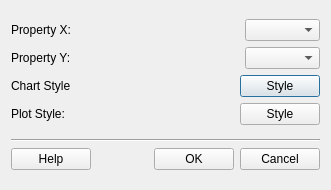
First picture: the form in src/terralib/qt/widgets/charts/ui/scatterCreatorDialog.ui, repository claudiobogossian/terralib5, before the edit.
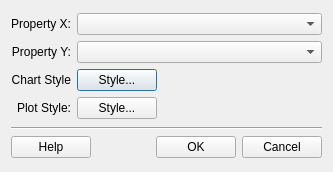
Second picture: the form after the edit.

Patch:
```diff
--- a/src/terralib/qt/widgets/charts/ui/scatterCreatorDialog.ui
+++ b/src/terralib/qt/widgets/charts/ui/scatterCreatorDialog.ui
@@ -6,182 +6,174 @@
    <rect>
     <x>0</x>
     <y>0</y>
-    <width>331</width>
-    <height>190</height>
+    <width>333</width>
+    <height>172</height>
    </rect>
   </property>
-  <property name="sizePolicy">
-   <sizepolicy hsizetype="Fixed" vsizetype="Fixed">
-    <horstretch>0</horstretch>
-    <verstretch>0</verstretch>
-   </sizepolicy>
-  </property>
-  <property name="minimumSize">
-   <size>
-    <width>331</width>
-    <height>190</height>
-   </size>
-  </property>
-  <property name="maximumSize">
-   <size>
-    <width>331</width>
-    <height>190</height>
-   </size>
-  </property>
   <property name="windowTitle">
    <string>Scatter</string>
   </property>
-  <layout class="QGridLayout" name="gridLayout">
+  <layout class="QGridLayout" name="gridLayout_4">
    <item row="0" column="0">
-    <layout class="QVBoxLayout" name="verticalLayout">
-     <item>
-      <layout class="QHBoxLayout" name="horizontalLayout_3">
-       <item>
+    <layout class="QGridLayout" name="gridLayout_3">
+     <item row="0" column="0">
+      <layout class="QGridLayout" name="gridLayout">
+       <item row="0" column="0">
         <widget class="QLabel" name="propertyXLabel">
+         <property name="maximumSize">
+          <size>
+           <width>100</width>
+           <height>16777215</height>
+          </size>
+         </property>
          <property name="text">
           <string>Property X:</string>
          </property>
-        </widget>
-       </item>
-       <item>
-        <spacer name="horizontalSpacer_2">
-         <property name="orientation">
-          <enum>Qt::Horizontal</enum>
+         <property name="alignment">
+          <set>Qt::AlignRight|Qt::AlignTrailing|Qt::AlignVCenter</set>
          </property>
-         <property name="sizeHint" stdset="0">
-          <size>
-           <width>40</width>
-           <height>20</height>
-          </size>
-         </property>
-        </spacer>
-       </item>
-       <item>
-        <widget class="QComboBox" name="m_propertyXComboBox">
-         <property name="sizePolicy">
-          <sizepolicy hsizetype="Preferred" vsizetype="Fixed">
-           <horstretch>0</horstretch>
-           <verstretch>0</verstretch>
-          </sizepolicy>
-         </property>
-         <property name="minimumSize">
-          <size>
-           <width>75</width>
-           <height>20</height>
-          </size>
-         </property>
         </widget>
        </item>
-      </layout>
-     </item>
-     <item>
-      <layout class="QHBoxLayout" name="horizontalLayout_5">
-       <item>
-        <widget class="QLabel" name="propertyYLabel">
-         <property name="text">
-          <string>Property Y:</string>
-         </property>
-        </widget>
-       </item>
-       <item>
-        <spacer name="horizontalSpacer_3">
-         <property name="orientation">
-          <enum>Qt::Horizontal</enum>
-         </property>
-         <property name="sizeHint" stdset="0">
-          <size>
-           <width>40</width>
-           <height>20</height>
-          </size>
-         </property>
-        </spacer>
-       </item>
-       <item>
-        <widget class="QComboBox" name="m_propertyYComboBox">
-         <property name="sizePolicy">
-          <sizepolicy hsizetype="Preferred" vsizetype="Fixed">
-           <horstretch>0</horstretch>
-           <verstretch>0</verstretch>
-          </sizepolicy>
-         </property>
-         <property name="minimumSize">
-          <size>
-           <width>75</width>
-           <height>20</height>
-          </size>
-         </property>
-        </widget>
-       </item>
-      </layout>
-     </item>
-     <item>
-      <layout class="QHBoxLayout" name="horizontalLayout_2">
-       <item>
+       <item row="2" column="0">
         <widget class="QLabel" name="styleLabel">
+         <property name="maximumSize">
+          <size>
+           <width>100</width>
+           <height>16777215</height>
+          </size>
+         </property>
          <property name="text">
           <string>Chart Style</string>
          </property>
-        </widget>
-       </item>
-       <item>
-        <spacer name="horizontalSpacer_4">
-         <property name="orientation">
-          <enum>Qt::Horizontal</enum>
+         <property name="alignment">
+          <set>Qt::AlignRight|Qt::AlignTrailing|Qt::AlignVCenter</set>
          </property>
-         <property name="sizeHint" stdset="0">
-          <size>
-           <width>40</width>
-           <height>20</height>
-          </size>
-         </property>
-        </spacer>
-       </item>
-       <item>
-        <widget class="QPushButton" name="m_stylePushButton">
-         <property name="text">
-          <string>Style</string>
-         </property>
         </widget>
        </item>
-      </layout>
-     </item>
-     <item>
-      <layout class="QHBoxLayout" name="horizontalLayout_4">
-       <item>
+       <item row="3" column="0">
         <widget class="QLabel" name="plotStyleLabel">
+         <property name="maximumSize">
+          <size>
+           <width>100</width>
+           <height>16777215</height>
+          </size>
+         </property>
          <property name="text">
           <string>Plot Style:</string>
          </property>
+         <property name="alignment">
+          <set>Qt::AlignRight|Qt::AlignTrailing|Qt::AlignVCenter</set>
+         </property>
         </widget>
        </item>
-       <item>
-        <spacer name="horizontalSpacer_8">
-         <property name="orientation">
-          <enum>Qt::Horizontal</enum>
-         </property>
-         <property name="sizeHint" stdset="0">
+       <item row="1" column="0">
+        <widget class="QLabel" name="propertyYLabel">
+         <property name="maximumSize">
           <size>
-           <width>40</width>
-           <height>20</height>
-          </size>
-         </property>
-        </spacer>
-       </item>
-       <item>
-        <widget class="QPushButton" name="m_plotStylePushButton">
-         <property name="minimumSize">
-          <size>
-           <width>75</width>
-           <height>20</height>
+           <width>100</width>
+           <height>16777215</height>
           </size>
          </property>
          <property name="text">
-          <string>Style</string>
+          <string>Property Y:</string>
          </property>
+         <property name="alignment">
+          <set>Qt::AlignRight|Qt::AlignTrailing|Qt::AlignVCenter</set>
+         </property>
         </widget>
        </item>
       </layout>
      </item>
+     <item row="0" column="1">
+      <layout class="QGridLayout" name="gridLayout_2">
+       <item row="0" column="0">
+        <widget class="QComboBox" name="m_propertyXComboBox">
+         <property name="sizePolicy">
+          <sizepolicy hsizetype="Preferred" vsizetype="Fixed">
+           <horstretch>0</horstretch>
+           <verstretch>0</verstretch>
+          </sizepolicy>
+         </property>
+         <property name="minimumSize">
+          <size>
+           <width>75</width>
+           <height>20</height>
+          </size>
+         </property>
+        </widget>
+       </item>
+       <item row="1" column="0">
+        <widget class="QComboBox" name="m_propertyYComboBox">
+         <property name="sizePolicy">
+          <sizepolicy hsizetype="Preferred" vsizetype="Fixed">
+           <horstretch>0</horstretch>
+           <verstretch>0</verstretch>
+          </sizepolicy>
+         </property>
+         <property name="minimumSize">
+          <size>
+           <width>75</width>
+           <height>20</height>
+          </size>
+         </property>
+        </widget>
+       </item>
+       <item row="2" column="0">
+        <layout class="QHBoxLayout" name="horizontalLayout_3">
+         <item>
+          <widget class="QPushButton" name="m_stylePushButton">
+           <property name="text">
+            <string>Style...</string>
+           </property>
+          </widget>
+         </item>
+         <item>
+          <spacer name="horizontalSpacer_4">
+           <property name="orientation">
+            <enum>Qt::Horizontal</enum>
+           </property>
+           <property name="sizeHint" stdset="0">
+            <size>
+             <width>40</width>
+             <height>20</height>
+            </size>
+           </property>
+          </spacer>
+         </item>
+        </layout>
+       </item>
+       <item row="3" column="0">
+        <layout class="QHBoxLayout" name="horizontalLayout_2">
+         <item>
+          <widget class="QPushButton" name="m_plotStylePushButton">
+           <property name="minimumSize">
+            <size>
+             <width>75</width>
+             <height>20</height>
+            </size>
+           </property>
+           <property name="text">
+            <string>Style...</string>
+           </property>
+          </widget>
+         </item>
+         <item>
+          <spacer name="horizontalSpacer_8">
+           <property name="orientation">
+            <enum>Qt::Horizontal</enum>
+           </property>
+           <property name="sizeHint" stdset="0">
+            <size>
+             <width>40</width>
+             <height>20</height>
+            </size>
+           </property>
+          </spacer>
+         </item>
+        </layout>
+       </item>
+      </layout>
+     </item>
     </layout>
    </item>
    <item row="1" column="0">
```
Left out of the diff: 1 changed line with no effect on the pictures.
